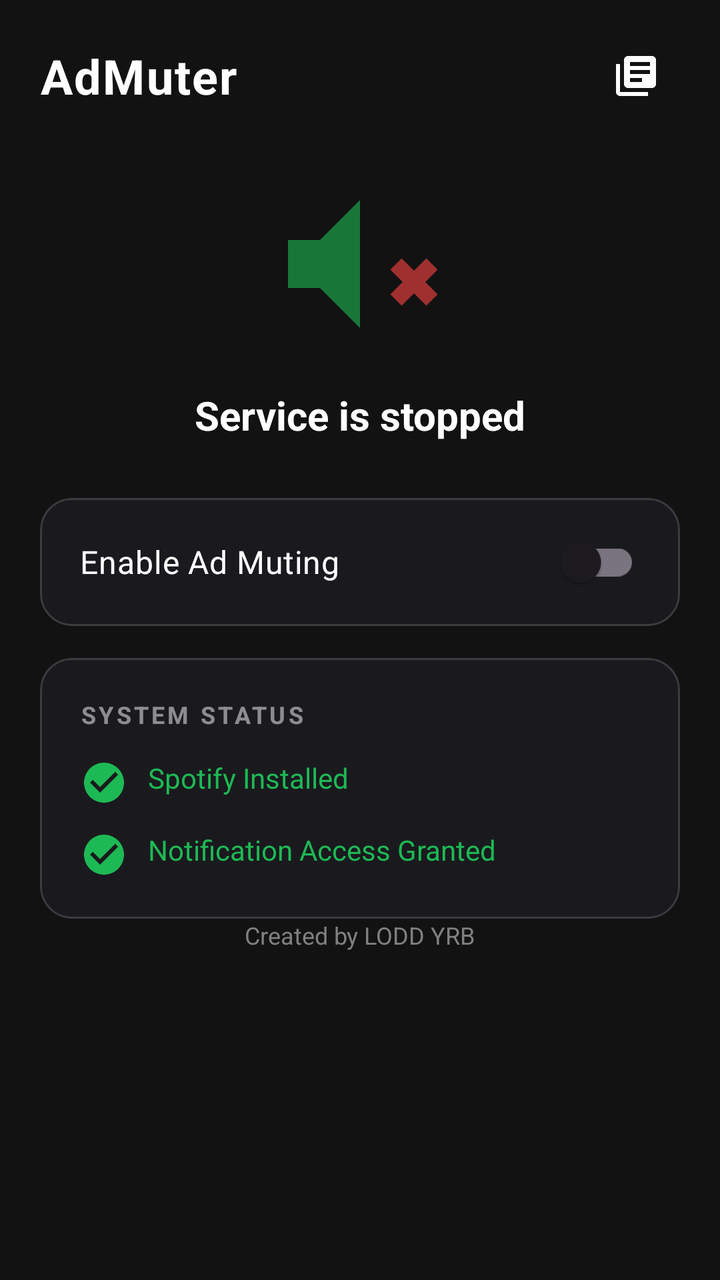
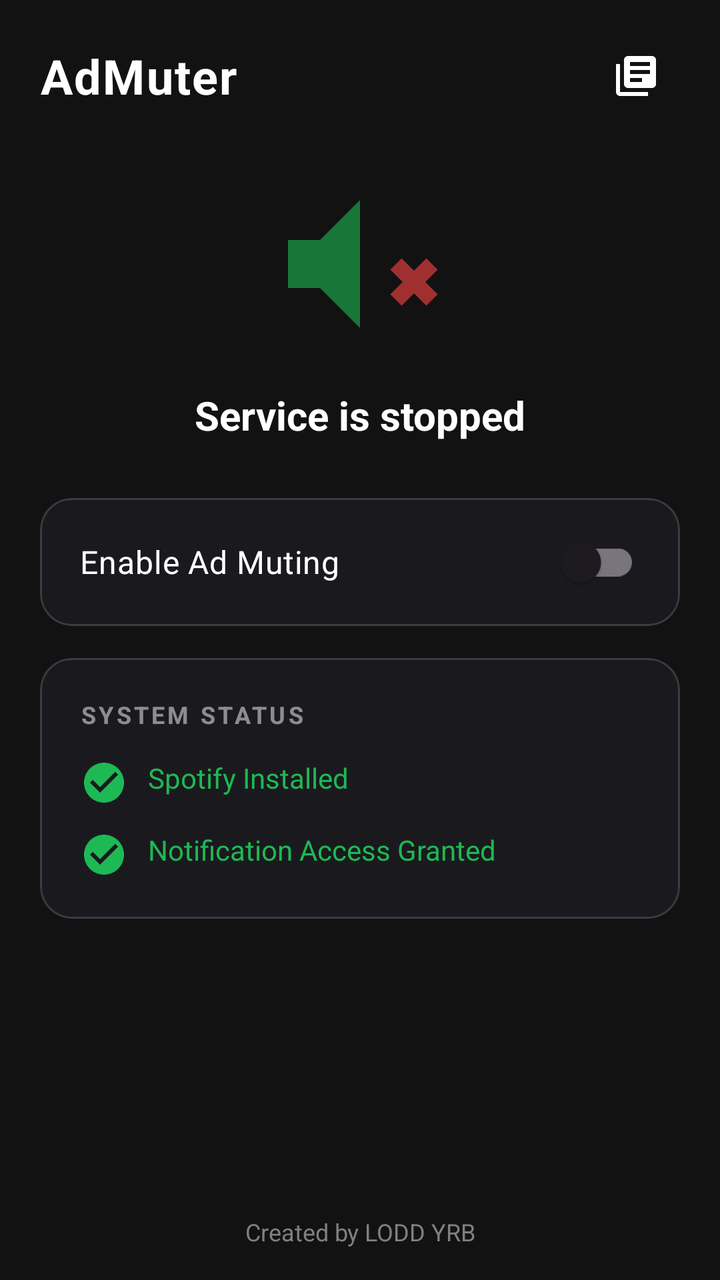

An Android layout rendered at two revisions. The XML below is the earlier revision; the diff shows what the commit changed to produce the second picture.
<!-- AndroidManifest.xml: application theme Theme.AdMuter -->
<!-- res/layout/activity_main_minimal.xml -->
<?xml version="1.0" encoding="utf-8"?>
<ScrollView xmlns:android="http://schemas.android.com/apk/res/android"
    xmlns:app="http://schemas.android.com/apk/res-auto"
    android:id="@+id/root"
    android:layout_width="match_parent"
    android:layout_height="match_parent"
    android:background="@color/dark_background"
    android:fillViewport="true"
    android:fitsSystemWindows="true">

    <LinearLayout
        android:layout_width="match_parent"
        android:layout_height="wrap_content"
        android:orientation="vertical"
        android:paddingStart="20dp"
        android:paddingTop="16dp"
        android:paddingEnd="20dp"
        android:paddingBottom="28dp">

        
        <LinearLayout
            android:layout_width="match_parent"
            android:layout_height="wrap_content"
            android:gravity="center_vertical"
            android:orientation="horizontal">

            <TextView
                android:id="@+id/appTitle"
                android:layout_width="0dp"
                android:layout_height="wrap_content"
                android:layout_weight="1"
                android:letterSpacing="0.03"
                android:text="@string/app_name"
                android:textColor="@android:color/white"
                android:textSize="24sp"
                android:textStyle="bold" />

            
            <ImageButton
                android:id="@+id/btnDebugLogs"
                android:layout_width="44dp"
                android:layout_height="44dp"
                android:background="?attr/selectableItemBackgroundBorderless"
                android:contentDescription="Debug Logs"
                android:padding="10dp"
                android:src="@drawable/ic_list"
                app:tint="@android:color/white" />
        </LinearLayout>

        
        <LinearLayout
            android:layout_width="match_parent"
            android:layout_height="wrap_content"
            android:layout_marginTop="24dp"
            android:gravity="center_horizontal"
            android:orientation="vertical">

            <ImageView
                android:id="@+id/statusIcon"
                android:layout_width="96dp"
                android:layout_height="96dp"
                android:alpha="0.6"
                android:contentDescription="@string/app_name"
                android:src="@drawable/ic_mute" />

            <TextView
                android:id="@+id/statusText"
                android:layout_width="wrap_content"
                android:layout_height="wrap_content"
                android:layout_marginTop="14dp"
                android:text="Service is stopped"
                android:textColor="@android:color/white"
                android:textSize="20sp"
                android:textStyle="bold" />
        </LinearLayout>

        
        <com.google.android.material.card.MaterialCardView
            android:layout_width="match_parent"
            android:layout_height="wrap_content"
            android:layout_marginTop="28dp"
            app:cardBackgroundColor="#FF1A1A1E"
            app:cardCornerRadius="16dp"
            app:cardElevation="0dp"
            app:strokeColor="#26FFFFFF"
            app:strokeWidth="1dp">

            <com.google.android.material.switchmaterial.SwitchMaterial
                android:id="@+id/switchEnable"
                android:layout_width="match_parent"
                android:layout_height="wrap_content"
                android:checked="false"
                android:minHeight="64dp"
                android:paddingHorizontal="20dp"
                android:paddingVertical="12dp"
                android:text="@string/toggle_label"
                android:textColor="@android:color/white"
                android:textSize="16sp" />
        </com.google.android.material.card.MaterialCardView>

        
        <TextView
            android:id="@+id/crashInfoText"
            android:layout_width="match_parent"
            android:layout_height="wrap_content"
            android:layout_marginTop="12dp"
            android:background="#33FF4444"
            android:padding="12dp"
            android:textColor="#FFFF4444"
            android:textSize="11sp"
            android:visibility="gone" />

        
        <com.google.android.material.card.MaterialCardView
            android:layout_width="match_parent"
            android:layout_height="wrap_content"
            android:layout_marginTop="16dp"
            app:cardBackgroundColor="#FF1A1A1E"
            app:cardCornerRadius="16dp"
            app:cardElevation="0dp"
            app:strokeColor="#26FFFFFF"
            app:strokeWidth="1dp">

            <LinearLayout
                android:layout_width="match_parent"
                android:layout_height="wrap_content"
                android:orientation="vertical"
                android:padding="20dp">

                <TextView
                    android:layout_width="wrap_content"
                    android:layout_height="wrap_content"
                    android:letterSpacing="0.12"
                    android:text="SYSTEM STATUS"
                    android:textColor="#80FFFFFF"
                    android:textSize="12sp"
                    android:textStyle="bold" />

                <TextView
                    android:id="@+id/spotifyStatusText"
                    android:layout_width="match_parent"
                    android:layout_height="wrap_content"
                    android:layout_marginTop="14dp"
                    android:drawableStart="@drawable/ic_check"
                    android:drawablePadding="10dp"
                    android:text="Spotify Installed"
                    android:textColor="@color/spotify_green"
                    android:textSize="14sp" />

                <TextView
                    android:id="@+id/detectionStatusText"
                    android:layout_width="match_parent"
                    android:layout_height="wrap_content"
                    android:layout_marginTop="12dp"
                    android:drawableStart="@drawable/ic_check"
                    android:drawablePadding="10dp"
                    android:text="Notification Access Granted"
                    android:textColor="@color/spotify_green"
                    android:textSize="14sp" />
            </LinearLayout>
        </com.google.android.material.card.MaterialCardView>

        
        <LinearLayout
            android:id="@+id/layoutSetupInstructions"
            android:layout_width="match_parent"
            android:layout_height="wrap_content"
            android:layout_marginTop="24dp"
            android:orientation="vertical"
            android:visibility="gone">

            
            <TextView
                android:id="@+id/setupHeader"
                android:layout_width="wrap_content"
                android:layout_height="wrap_content"
                android:background="?attr/selectableItemBackground"
                android:drawableStart="@drawable/ic_bell"
                android:drawablePadding="8dp"
                android:padding="8dp"
                android:text="Setup Instructions  ▾"
                android:textColor="@color/spotify_green"
                android:textSize="15sp"
                android:textStyle="bold" />

            <LinearLayout
                android:id="@+id/layoutSetupBody"
                android:layout_width="match_parent"
                android:layout_height="wrap_content"
                android:orientation="vertical"
                android:paddingStart="12dp">

                
                <TextView
                    android:id="@+id/method1Title"
                    android:layout_width="match_parent"
                    android:layout_height="wrap_content"
                    android:layout_marginTop="12dp"
                    android:text="Method 1: Notification Access"
                    android:textColor="@color/spotify_green"
                    android:textSize="13sp"
                    android:textStyle="bold" />

                <TextView
                    android:id="@+id/method1Desc"
                    android:layout_width="match_parent"
                    android:layout_height="wrap_content"
                    android:layout_marginTop="4dp"
                    android:text="Settings > Apps > Special Access > Notification Access > Enable AdMuter"
                    android:textColor="#CCFFFFFF"
                    android:textSize="11sp" />

                <Button
                    android:id="@+id/btnNotificationSettings"
                    android:layout_width="match_parent"
                    android:layout_height="38dp"
                    android:layout_marginTop="8dp"
                    android:text="Open Notification Settings"
                    android:textSize="11sp"
                    app:icon="@drawable/ic_bell"
                    app:iconGravity="textStart"
                    app:iconPadding="6dp" />

                
                <TextView
                    android:id="@+id/method2Title"
                    android:layout_width="match_parent"
                    android:layout_height="wrap_content"
                    android:layout_marginTop="16dp"
                    android:text="Method 2: Spotify Broadcast"
                    android:textColor="#FFFFFF"
                    android:textSize="13sp"
                    android:textStyle="bold" />

                <TextView
                    android:id="@+id/method2Desc"
                    android:layout_width="match_parent"
                    android:layout_height="wrap_content"
                    android:layout_marginTop="4dp"
                    android:text="Spotify Settings > Playback > Device Broadcast Status ON"
                    android:textColor="#CCFFFFFF"
                    android:textSize="11sp" />

                <Button
                    android:id="@+id/btnOpenSpotify"
                    android:layout_width="match_parent"
                    android:layout_height="38dp"
                    android:layout_marginTop="8dp"
                    android:text="Open Spotify"
                    android:textSize="11sp"
                    app:icon="@drawable/ic_radio"
                    app:iconGravity="textStart"
                    app:iconPadding="6dp" />
            </LinearLayout>
        </LinearLayout>

        
        <TextView
            android:id="@+id/tvFooter"
            android:layout_width="wrap_content"
            android:layout_height="wrap_content"
            android:layout_gravity="center_horizontal"
            android:layout_marginBottom="16dp"
            android:text="Created by LODD YRB"
            android:textColor="#808080"
            android:textSize="12sp" />

    </LinearLayout>
</ScrollView>
<!-- resources referenced by this layout -->
<resources>
  <color name="dark_background">#FF121212</color>
  <color name="spotify_green">#FF1DB954</color>
  <!-- drawable ic_bell (drawable) -->
  <?xml version="1.0" encoding="utf-8"?>
  <vector xmlns:android="http://schemas.android.com/apk/res/android"
      android:width="24dp"
      android:height="24dp"
      android:viewportWidth="24"
      android:viewportHeight="24">
      <path
          android:fillColor="#FF1DB954"
          android:pathData="M12,22c1.1,0 2,-0.9 2,-2h-4c0,1.1 0.89,2 2,2zM18,16v-5c0,-3.07 -1.64,-5.64 -4.5,-6.32V4c0,-0.83 -0.67,-1.5 -1.5,-1.5s-1.5,0.67 -1.5,1.5v0.68C7.63,5.36 6,7.92 6,11v5l-2,2v1h16v-1l-2,-2z"/>
  </vector>
  <!-- drawable ic_check (drawable) -->
  <?xml version="1.0" encoding="utf-8"?>
  <vector xmlns:android="http://schemas.android.com/apk/res/android"
      android:width="24dp"
      android:height="24dp"
      android:viewportWidth="24"
      android:viewportHeight="24">
      <path
          android:fillColor="#FF1DB954"
          android:pathData="M12,2C6.48,2 2,6.48 2,12s4.48,10 10,10 10,-4.48 10,-10S17.52,2 12,2zM10,17l-5,-5 1.41,-1.41L10,14.17l7.59,-7.59L19,8l-9,9z"/>
  </vector>
  <!-- drawable ic_list (drawable) -->
  <?xml version="1.0" encoding="utf-8"?>
  <vector xmlns:android="http://schemas.android.com/apk/res/android"
      android:width="24dp"
      android:height="24dp"
      android:viewportWidth="24"
      android:viewportHeight="24">
      <path
          android:fillColor="#FFFFFFFF"
          android:pathData="M4,6H2v14c0,1.1 0.9,2 2,2h14v-2H4V6zM20,2H8C6.9,2 6,2.9 6,4v12c0,1.1 0.9,2 2,2h12c1.1,0 2,-0.9 2,-2V4C22,2.9 21.1,2 20,2zM19,11H9V9h10V11zM15,15H9v-2h6V15zM19,7H9V5h10V7z"/>
  </vector>
  <!-- drawable ic_mute (drawable) -->
  <?xml version="1.0" encoding="utf-8"?>
  <vector xmlns:android="http://schemas.android.com/apk/res/android"
      android:width="48dp"
      android:height="48dp"
      android:viewportWidth="24"
      android:viewportHeight="24">
      
      <path
          android:fillColor="#FF1DB954"
          android:pathData="M3,9v6h4l5,5V4L7,9H3z" />
      
      <path
          android:strokeColor="#FFFF4444"
          android:strokeWidth="2"
          android:pathData="M16.5,12L21,16.5M21,12L16.5,16.5" />
  </vector>
  <!-- drawable ic_radio (drawable) -->
  <?xml version="1.0" encoding="utf-8"?>
  <vector xmlns:android="http://schemas.android.com/apk/res/android"
      android:width="24dp"
      android:height="24dp"
      android:viewportWidth="24"
      android:viewportHeight="24">
      <path
          android:fillColor="#FFFFFFFF"
          android:pathData="M3.24,6.15C2.51,6.43 2,7.17 2,8v12c0,1.1 0.9,2 2,2h16c1.1,0 2,-0.9 2,-2V8c0,-1.1 -0.9,-2 -2,-2H8.3l8.26,-3.34L15.88,1 3.24,6.15zM7,20c-1.66,0 -3,-1.34 -3,-3s1.34,-3 3,-3 3,1.34 3,3 -1.34,3 -3,3zM13,12h-2v-2h2v2zM13,16h-2v-2h2v2zM17,20c-1.66,0 -3,-1.34 -3,-3s1.34,-3 3,-3 3,1.34 3,3 -1.34,3 -3,3z"/>
  </vector>
  <string name="app_name">AdMuter</string>
  <string name="toggle_label">Enable Ad Muting</string>
  <style name="Theme.AdMuter" parent="Theme.Material3.DayNight.NoActionBar">
          <item name="colorPrimary">@color/spotify_green</item>
          <item name="colorOnPrimary">@color/black</item>
          <item name="android:statusBarColor">@color/spotify_green_dark</item>
      </style>
  <color name="black">#FF000000</color>
  <color name="spotify_green_dark">#FF169C46</color>
</resources>

<!-- the commit's change to res/layout/activity_main_minimal.xml (unified diff, before → after) -->
@@ -1,12 +1,18 @@
 <?xml version="1.0" encoding="utf-8"?>
-<ScrollView xmlns:android="http://schemas.android.com/apk/res/android"
+<LinearLayout xmlns:android="http://schemas.android.com/apk/res/android"
     xmlns:app="http://schemas.android.com/apk/res-auto"
     android:id="@+id/root"
     android:layout_width="match_parent"
     android:layout_height="match_parent"
     android:background="@color/dark_background"
-    android:fillViewport="true"
-    android:fitsSystemWindows="true">
+    android:fitsSystemWindows="true"
+    android:orientation="vertical">
+
+    <ScrollView
+        android:layout_width="match_parent"
+        android:layout_height="0dp"
+        android:layout_weight="1"
+        android:fillViewport="true">
 
     <LinearLayout
         android:layout_width="match_parent"
@@ -254,16 +260,19 @@
             </LinearLayout>
         </LinearLayout>
 
-        
-        <TextView
-            android:id="@+id/tvFooter"
-            android:layout_width="wrap_content"
-            android:layout_height="wrap_content"
-            android:layout_gravity="center_horizontal"
-            android:layout_marginBottom="16dp"
-            android:text="Created by LODD YRB"
-            android:textColor="#808080"
-            android:textSize="12sp" />
-
     </LinearLayout>
-</ScrollView>
+    </ScrollView>
+
+    
+    <TextView
+        android:id="@+id/tvFooter"
+        android:layout_width="match_parent"
+        android:layout_height="wrap_content"
+        android:gravity="center"
+        android:paddingBottom="16dp"
+        android:paddingTop="8dp"
+        android:text="Created by LODD YRB"
+        android:textColor="#808080"
+        android:textSize="12sp" />
+
+</LinearLayout>
